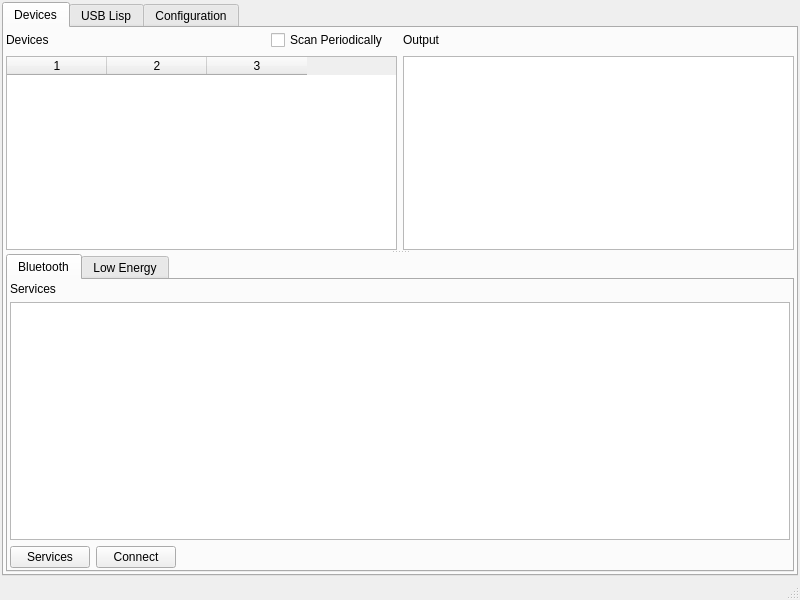
This is mainwindow.ui in vladimir-vakhter/ble-basestation-app as Qt 5 draws it before an edit. The edited form follows.
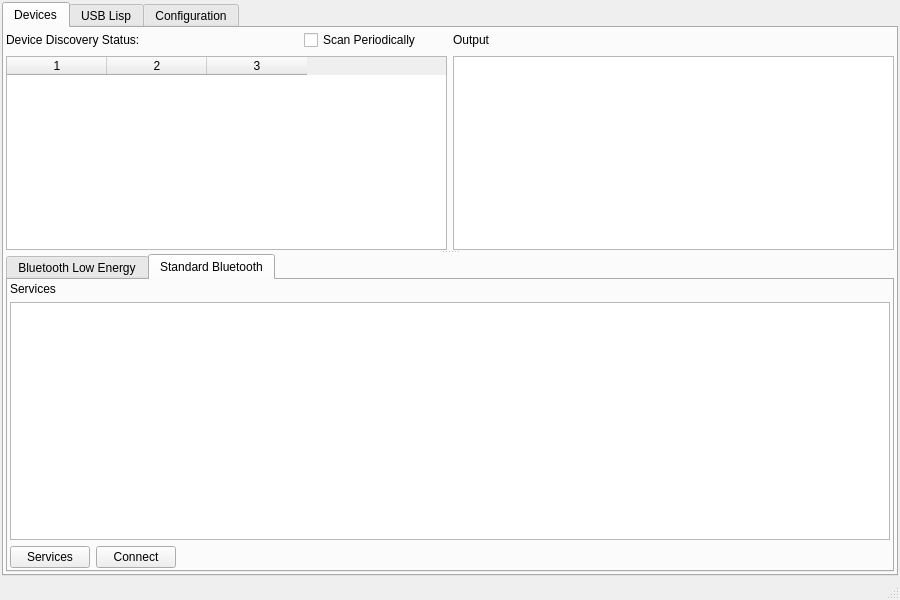
This is the edited form. The open tabs and pages were chosen to show the change.

Diff of the .ui file:
```diff
--- a/mainwindow.ui
+++ b/mainwindow.ui
@@ -6,7 +6,7 @@
    <rect>
     <x>0</x>
     <y>0</y>
-    <width>800</width>
+    <width>900</width>
     <height>600</height>
    </rect>
   </property>
@@ -56,14 +56,7 @@
           </property>
           <widget class="QWidget" name="layoutWidget">
            <layout class="QGridLayout" name="gridLayout_5">
-            <item row="0" column="1">
-             <widget class="QLabel" name="label_5">
-              <property name="text">
-               <string>Output</string>
-              </property>
-             </widget>
-            </item>
-            <item row="1" column="0">
+            <item row="2" column="0">
              <widget class="QTableWidget" name="devicesTableWidget">
               <property name="columnCount">
                <number>3</number>
@@ -73,11 +66,15 @@
               <column/>
              </widget>
             </item>
-            <item row="1" column="1">
-             <widget class="QPlainTextEdit" name="outputPlainTextEdit"/>
-            </item>
             <item row="0" column="0">
              <layout class="QGridLayout" name="gridLayout_3">
+              <item row="0" column="0">
+               <widget class="QLabel" name="label_4">
+                <property name="text">
+                 <string>Device Discovery Status:</string>
+                </property>
+               </widget>
+              </item>
               <item row="0" column="1">
                <widget class="QLabel" name="scanningIndicatorLabel">
                 <property name="text">
@@ -85,13 +82,6 @@
                 </property>
                </widget>
               </item>
-              <item row="0" column="0">
-               <widget class="QLabel" name="label_4">
-                <property name="text">
-                 <string>Devices</string>
-                </property>
-               </widget>
-              </item>
               <item row="0" column="2">
                <widget class="QCheckBox" name="scanPeriodicallyCheckBox">
                 <property name="text">
@@ -101,75 +91,25 @@
               </item>
              </layout>
             </item>
+            <item row="0" column="1">
+             <widget class="QLabel" name="outputLabel">
+              <property name="text">
+               <string>Output</string>
+              </property>
+             </widget>
+            </item>
+            <item row="2" column="1">
+             <widget class="QPlainTextEdit" name="outputPlainTextEdit"/>
+            </item>
            </layout>
           </widget>
           <widget class="QTabWidget" name="tabWidget">
            <property name="currentIndex">
             <number>1</number>
            </property>
-           <widget class="QWidget" name="tab">
-            <attribute name="title">
-             <string>Bluetooth</string>
-            </attribute>
-            <layout class="QGridLayout" name="gridLayout_2">
-             <property name="leftMargin">
-              <number>2</number>
-             </property>
-             <property name="topMargin">
-              <number>2</number>
-             </property>
-             <property name="rightMargin">
-              <number>2</number>
-             </property>
-             <property name="bottomMargin">
-              <number>2</number>
-             </property>
-             <item row="1" column="0">
-              <widget class="QListWidget" name="servicesListWidget"/>
-             </item>
-             <item row="0" column="0">
-              <widget class="QLabel" name="label_3">
-               <property name="text">
-                <string>Services</string>
-               </property>
-              </widget>
-             </item>
-             <item row="2" column="0">
-              <layout class="QGridLayout" name="gridLayout">
-               <item row="0" column="1">
-                <widget class="QPushButton" name="connectPushButton">
-                 <property name="text">
-                  <string>Connect</string>
-                 </property>
-                </widget>
-               </item>
-               <item row="0" column="0">
-                <widget class="QPushButton" name="servicesPushButton">
-                 <property name="text">
-                  <string>Services</string>
-                 </property>
-                </widget>
-               </item>
-               <item row="0" column="2">
-                <spacer name="horizontalSpacer_2">
-                 <property name="orientation">
-                  <enum>Qt::Horizontal</enum>
-                 </property>
-                 <property name="sizeHint" stdset="0">
-                  <size>
-                   <width>40</width>
-                   <height>20</height>
-                  </size>
-                 </property>
-                </spacer>
-               </item>
-              </layout>
-             </item>
-            </layout>
-           </widget>
            <widget class="QWidget" name="tab_2">
             <attribute name="title">
-             <string>Low Energy</string>
+             <string>Bluetooth Low Energy</string>
             </attribute>
             <layout class="QGridLayout" name="gridLayout_15">
              <item row="0" column="0">
@@ -324,6 +264,66 @@
              </item>
             </layout>
            </widget>
+           <widget class="QWidget" name="tab">
+            <attribute name="title">
+             <string>Standard Bluetooth</string>
+            </attribute>
+            <layout class="QGridLayout" name="gridLayout_2">
+             <property name="leftMargin">
+              <number>2</number>
+             </property>
+             <property name="topMargin">
+              <number>2</number>
+             </property>
+             <property name="rightMargin">
+              <number>2</number>
+             </property>
+             <property name="bottomMargin">
+              <number>2</number>
+             </property>
+             <item row="1" column="0">
+              <widget class="QListWidget" name="servicesListWidget"/>
+             </item>
+             <item row="0" column="0">
+              <widget class="QLabel" name="label_3">
+               <property name="text">
+                <string>Services</string>
+               </property>
+              </widget>
+             </item>
+             <item row="2" column="0">
+              <layout class="QGridLayout" name="gridLayout">
+               <item row="0" column="1">
+                <widget class="QPushButton" name="connectPushButton">
+                 <property name="text">
+                  <string>Connect</string>
+                 </property>
+                </widget>
+               </item>
+               <item row="0" column="0">
+                <widget class="QPushButton" name="servicesPushButton">
+                 <property name="text">
+                  <string>Services</string>
+                 </property>
+                </widget>
+               </item>
+               <item row="0" column="2">
+                <spacer name="horizontalSpacer_2">
+                 <property name="orientation">
+                  <enum>Qt::Horizontal</enum>
+                 </property>
+                 <property name="sizeHint" stdset="0">
+                  <size>
+                   <width>40</width>
+                   <height>20</height>
+                  </size>
+                 </property>
+                </spacer>
+               </item>
+              </layout>
+             </item>
+            </layout>
+           </widget>
           </widget>
          </widget>
         </item>
```
Left out of the diff: 2 changed lines with no effect on the pictures.
